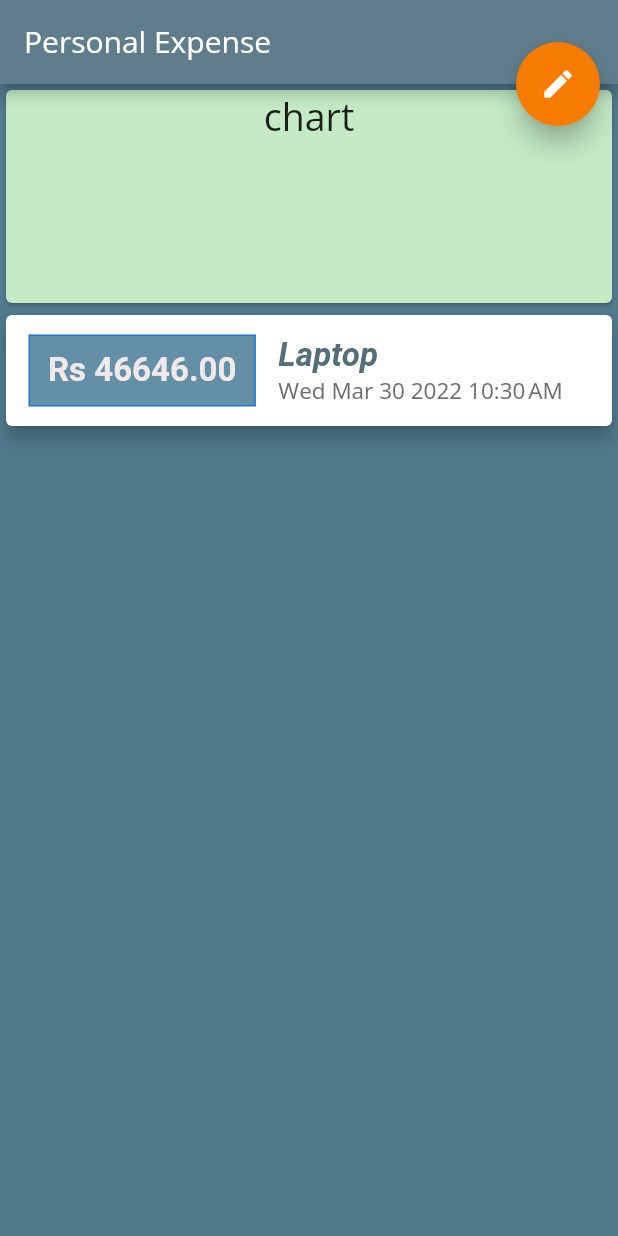
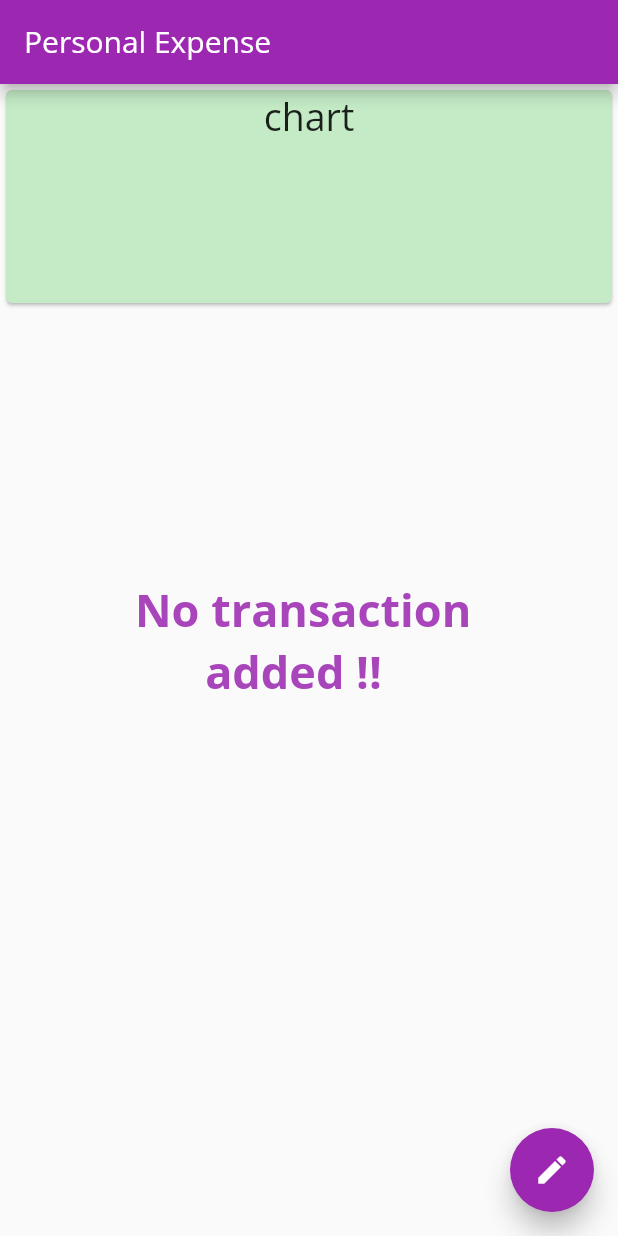
Before and after one commit to amitpanwar789/Personal-Expenses, a Flutter app: the screen it shows after launch, on a phone screen of 412 x 824 dp. Run offline on Flutter 3.47's test engine with Material 2 defaults, Android fonts, the phone set to English and light mode, and no system bars; Roboto replaces fonts that are missing (Kurale).

```diff
--- a/lib/main.dart
+++ b/lib/main.dart
@@ -14,7 +14,7 @@ class MyApp extends StatelessWidget {
   Widget build(BuildContext context) {
     return MaterialApp(
       theme: ThemeData(
-          colorScheme: ColorScheme.fromSwatch(primarySwatch: Colors.blueGrey)
+          colorScheme: ColorScheme.fromSwatch(primarySwatch: Colors.purple)
               .copyWith(secondary: Colors.orange.shade700),
           fontFamily: 'OpenSans',
           textTheme: TextTheme(
@@ -30,7 +30,9 @@ class MyApp extends StatelessWidget {
                           fontFamily: 'Raleway',
                           fontSize: 50,
                           fontWeight: FontWeight.bold))
-                  .headline6)),
+                  .headline6),
+                  buttonTheme: ButtonThemeData(colorScheme:
+                   ColorScheme.fromSwatch(primarySwatch: Colors.purple),)),
       title: 'Personal Expense',
       home: MyHomePage(),
     );
@@ -45,8 +47,8 @@ class MyHomePage extends StatefulWidget {
 
 class _MyHomePageState extends State<MyHomePage> {
   final List<Transaction> user_transactions = [
-    Transaction(
-        id: '4544', date: DateTime.now(), price: 46646, title: "Laptop"),
+    // Transaction(
+    //     id: '4544', date: DateTime.now(), price: 46646, title: "Laptop"),
   ];
   void AddNewTrans(String txtitle, double txtAmount) {
     final NewTrans = Transaction(
@@ -70,7 +72,7 @@ class _MyHomePageState extends State<MyHomePage> {
   @override
   Widget build(BuildContext context) {
     return Scaffold(
-      backgroundColor: Color.fromARGB(255, 81, 122, 141),
+      //backgroundColor: Color.fromARGB(255, 81, 122, 141),
       appBar: AppBar(
           //backgroundColor: Theme.of(context).copyWith(splashColor: Colors.blue),
           title: Text(
@@ -98,8 +100,8 @@ class _MyHomePageState extends State<MyHomePage> {
           ],
         ),
       ),
-      floatingActionButtonLocation: FloatingActionButtonLocation.miniEndTop,
-      floatingActionButton: FloatingActionButton(
+      floatingActionButtonLocation: FloatingActionButtonLocation.endFloat,
+      floatingActionButton: FloatingActionButton(backgroundColor: Colors.purple,
         elevation: 7,
         child: Icon(Icons.create),
         onPressed: () => strtNewTrans(context),
--- a/lib/widgets/transactionList.dart
+++ b/lib/widgets/transactionList.dart
@@ -1,4 +1,4 @@
-// ignore_for_file: prefer_const_constructors, non_constant_identifier_names, file_names
+// ignore_for_file: prefer_const_constructors, non_constant_identifier_names, file_names, prefer_const_literals_to_create_immutables
 
 import 'package:flutter/material.dart';
 import 'package:intl/intl.dart';
@@ -11,22 +11,43 @@ class TransactionList extends StatelessWidget {
   Widget build(BuildContext context) {
     return Container(
       height: 555,
-      child: ListView.builder(
+      child: user_transactions.isEmpty
+          ? Column(
+              mainAxisAlignment: MainAxisAlignment.start,
+              children: [
+                SizedBox(
+                  height: 180,
+                ),
+                Center(
+                    //heightFactor:10 ,
+                    child: Text("No transaction \n      added !! ",
+                        style: TextStyle(
+                            color: Color.fromARGB(255, 169, 69, 187),
+                            fontWeight: FontWeight.bold,
+                            fontSize: 30)))
+              ],
+            )
+          : ListView.builder(
               itemBuilder: ((context, index) {
-            return Card(elevation: 5,//color: Theme.of(context).colorScheme.secondary,
+                return Card(
+                    elevation:
+                        5, //color: Theme.of(context).colorScheme.secondary,
                     child: Row(
                       mainAxisAlignment: MainAxisAlignment.start,
                       children: [
                         Container(
-                  margin: EdgeInsets.symmetric(horizontal: 15, vertical: 13),
+                          margin: EdgeInsets.symmetric(
+                              horizontal: 15, vertical: 13),
                           child: Text(
                             "Rs ${user_transactions[index].price.toStringAsFixed(2)}",
-                      style: Theme.of(context).textTheme.titleMedium,),
+                            style: Theme.of(context).textTheme.titleMedium,
+                          ),
                           // style: TextStyle(
                           //     fontWeight: FontWeight.bold,
                           //     fontSize: 22,
                           //     color: Colors.white)),
-                  padding: EdgeInsets.symmetric(vertical: 10, horizontal: 12),
+                          padding: EdgeInsets.symmetric(
+                              vertical: 10, horizontal: 12),
                           decoration: BoxDecoration(
                               border: Border.all(color: Colors.blue.shade700),
                               color: Color.fromARGB(255, 99, 144, 167)),
@@ -36,7 +57,8 @@ class TransactionList extends StatelessWidget {
                           children: [
                             Text(
                               user_transactions[index].title,
-                      style: TextStyle(color: Colors.blueGrey.shade600,
+                              style: TextStyle(
+                                  color: Colors.blueGrey.shade600,
                                   fontSize: 22,
                                   fontFamily: 'Kurale',
                                   fontStyle: FontStyle.italic,
--- a/pubspec.yaml
+++ b/pubspec.yaml
@@ -88,6 +88,10 @@ flutter:
       fonts:
         - asset: fonts/Kurale-Regular.ttf
           weight: 400
+    - family: SigmarOne-Regular
+      fonts:
+      - asset: fonts/SigmarOne-Regular.ttf
+
 
   # For details regarding fonts from package dependencies,
   # see https://flutter.dev/custom-fonts/#from-packages
```
Also changed, not shown: fonts/SigmarOne-Regular.ttf (added). Lines whose indentation alone changed are shown as unchanged.
